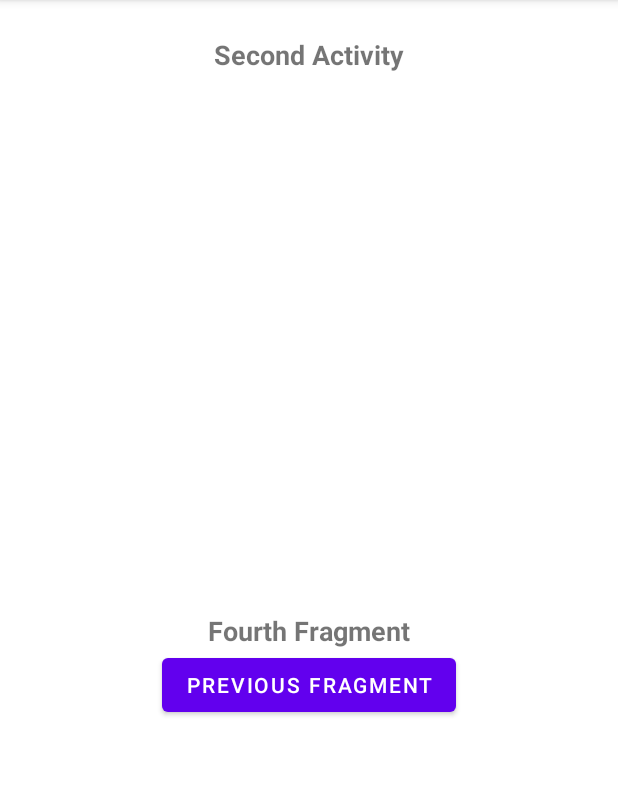
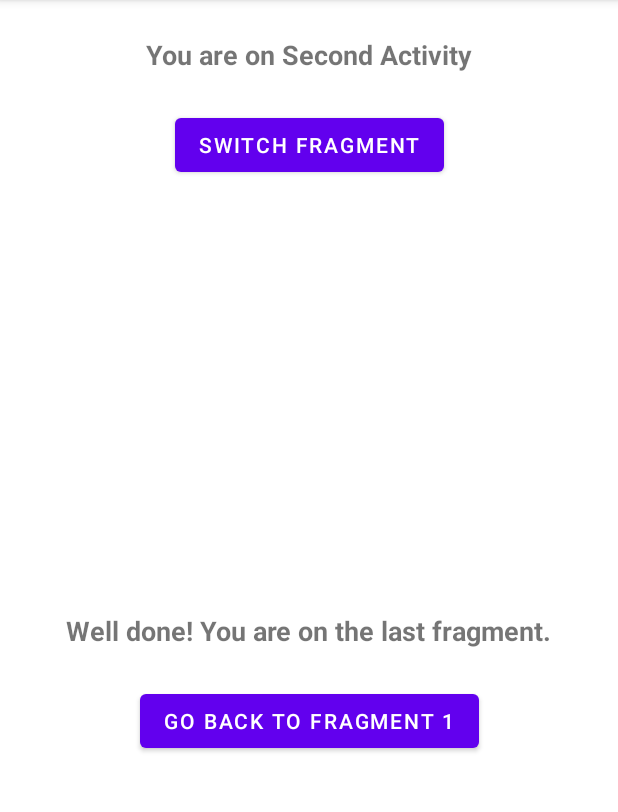
Before and after one commit to ZheniKoleva/Android-App-Navigation-and-Lifecycle, an Android app: the FourthFragment screen opened through its navigation route, on a phone screen of 412 x 824 dp, the part 84-896 px from its top. Run offline under Robolectric (Android 15) with nearby library versions, the phone set to English and light mode, and no system bars.

Commit message:
bonus task added

```diff
--- a/app/src/main/java/com/example/navigationandlifecycle/FirstFragment.kt
+++ b/app/src/main/java/com/example/navigationandlifecycle/FirstFragment.kt
@@ -5,12 +5,14 @@ import android.view.LayoutInflater
 import android.view.View
 import android.view.ViewGroup
 import androidx.fragment.app.Fragment
+import androidx.navigation.NavDirections
 import androidx.navigation.fragment.findNavController
 import com.example.navigationandlifecycle.databinding.FragmentFirstBinding
 
 class FirstFragment : Fragment() {
+    lateinit var binding: FragmentFirstBinding
 
-    lateinit var binding: FragmentFirstBinding
+    lateinit var action: NavDirections
 
     override fun onCreateView(
         inflater: LayoutInflater, container: ViewGroup?,
@@ -18,9 +20,13 @@ class FirstFragment : Fragment() {
     ): View {
         binding = FragmentFirstBinding.inflate(inflater, container, false)
 
-        val action = FirstFragmentDirections.actionFirstFragmentToSecondFragment()
+        action = FirstFragmentDirections.actionFirstFragmentToSecondFragment()
 
         binding.button.setOnClickListener {
+            findNavController().navigate(action)
+        }
+
+        (activity as SecondActivity).mainButton.setOnClickListener {
             findNavController().navigate(action)
         }
 
--- a/app/src/main/java/com/example/navigationandlifecycle/FourthFragment.kt
+++ b/app/src/main/java/com/example/navigationandlifecycle/FourthFragment.kt
@@ -5,6 +5,7 @@ import androidx.fragment.app.Fragment
 import android.view.LayoutInflater
 import android.view.View
 import android.view.ViewGroup
+import androidx.navigation.NavDirections
 import androidx.navigation.fragment.findNavController
 import com.example.navigationandlifecycle.databinding.FragmentFourthBinding
 
@@ -12,18 +13,25 @@ class FourthFragment : Fragment() {
 
     lateinit var binding: FragmentFourthBinding
 
+    lateinit var action: NavDirections
+
     override fun onCreateView(
         inflater: LayoutInflater, container: ViewGroup?,
         savedInstanceState: Bundle?
     ): View {
         binding = FragmentFourthBinding.inflate(inflater, container, false)
 
-        val action = FourthFragmentDirections.actionFourthFragmentToFirstFragment()
+        action = FourthFragmentDirections.actionFourthFragmentToFirstFragment()
 
         binding.button.setOnClickListener {
 
             findNavController().navigate(action)
         }
+
+        (activity as SecondActivity).mainButton.setOnClickListener {
+            findNavController().navigate(action)
+        }
+
         return binding.root
     }
 }
--- a/app/src/main/java/com/example/navigationandlifecycle/SecondActivity.kt
+++ b/app/src/main/java/com/example/navigationandlifecycle/SecondActivity.kt
@@ -1,19 +1,44 @@
 package com.example.navigationandlifecycle
 
 import android.os.Bundle
+import android.widget.Button
 import androidx.appcompat.app.AppCompatActivity
+import androidx.navigation.fragment.NavHostFragment
 import com.example.navigationandlifecycle.databinding.ActivitySecondBinding
 
 class SecondActivity : AppCompatActivity() {
     private lateinit var binding: ActivitySecondBinding
+
+    lateinit var mainButton: Button
 
     override fun onCreate(savedInstanceState: Bundle?) {
         super.onCreate(savedInstanceState)
 
         binding = ActivitySecondBinding.inflate(layoutInflater)
 
-        binding.secondActivityTextView.text =
-            intent.extras?.getString("title") ?: binding.secondActivityTextView.text
+        binding.textView.text =
+            intent.extras?.getString("title") ?: binding.textView.text
+
+        mainButton = binding.mainButton
+
+       /* binding.mainButton.setOnClickListener {
+             val rf = supportFragmentManager.
+             val fr = rf as NavHostFragment
+             val directions = fr.navController.findDestination(R.id.nav_graph)
+
+           // fr.findNavController().navigate(directions)
+            fr.apply {
+                var directions = fr.context.run {
+                    //findNavController().navigate()
+                }
+            }
+
+            println(fr)
+            val fragmentManager = supportFragmentManager
+            val fragmentTransaction = fragmentManager.beginTransaction()
+            //fragmentTransaction.replace(R.id.nav_host_fragment,  )
+            fragmentTransaction.commit()
+        } */
 
         setContentView(binding.root)
     }
--- a/app/src/main/res/layout/activity_first.xml
+++ b/app/src/main/res/layout/activity_first.xml
@@ -10,7 +10,7 @@
         android:id="@+id/first_activity_text_view"
         android:layout_width="wrap_content"
         android:layout_height="wrap_content"
-        android:text="First Activity"
+        android:text="@string/first_activity_tv"
         android:textSize="18sp"
         android:textStyle="bold"
         app:layout_constraintBottom_toBottomOf="parent"
@@ -22,7 +22,7 @@
         android:id="@+id/first_activity_button"
         android:layout_width="wrap_content"
         android:layout_height="wrap_content"
-        android:text="Next Activity"
+        android:text="@string/next_activity_btn"
         app:layout_constraintBottom_toBottomOf="parent"
         app:layout_constraintEnd_toEndOf="parent"
         app:layout_constraintStart_toStartOf="parent"
--- a/app/src/main/res/layout/activity_second.xml
+++ b/app/src/main/res/layout/activity_second.xml
@@ -4,29 +4,39 @@
     android:layout_width="match_parent"
     android:layout_height="match_parent">
 
-    <androidx.fragment.app.FragmentContainerView
-        android:id="@+id/nav_host_fragment"
-        android:name="androidx.navigation.fragment.NavHostFragment"
-        android:layout_width="match_parent"
-        android:layout_height="wrap_content"
-        app:defaultNavHost="true"
-        android:layout_marginTop="24dp"
-        app:layout_constraintBottom_toBottomOf="parent"
-        app:layout_constraintEnd_toEndOf="parent"
-        app:layout_constraintStart_toStartOf="parent"
-        app:layout_constraintTop_toBottomOf="@+id/second_activity_text_view"
-        app:navGraph="@navigation/nav_graph" />
-
     <TextView
-        android:id="@+id/second_activity_text_view"
+        android:id="@+id/text_view"
         android:layout_width="wrap_content"
         android:layout_height="wrap_content"
         android:layout_marginTop="24dp"
-        android:text="Second Activity"
+        android:text="@string/second_activity_tv"
         android:textSize="18sp"
         android:textStyle="bold"
         app:layout_constraintEnd_toEndOf="parent"
         app:layout_constraintStart_toStartOf="parent"
         app:layout_constraintTop_toTopOf="parent" />
 
+    <Button
+        android:id="@+id/main_button"
+        android:layout_width="wrap_content"
+        android:layout_height="wrap_content"
+        android:text="@string/switch_fragment_btn"
+        android:layout_marginTop="24dp"
+        app:layout_constraintEnd_toEndOf="parent"
+        app:layout_constraintStart_toStartOf="parent"
+        app:layout_constraintTop_toBottomOf="@+id/text_view" />
+
+    <androidx.fragment.app.FragmentContainerView
+        android:id="@+id/nav_host_fragment"
+        android:name="androidx.navigation.fragment.NavHostFragment"
+        android:layout_width="match_parent"
+        android:layout_height="wrap_content"
+        android:layout_marginTop="24dp"
+        app:defaultNavHost="true"
+        app:layout_constraintBottom_toBottomOf="parent"
+        app:layout_constraintEnd_toEndOf="parent"
+        app:layout_constraintStart_toStartOf="parent"
+        app:layout_constraintTop_toBottomOf="@+id/text_view"
+        app:navGraph="@navigation/nav_graph" />
+
 </androidx.constraintlayout.widget.ConstraintLayout>
--- a/app/src/main/res/layout/fragment_first.xml
+++ b/app/src/main/res/layout/fragment_first.xml
@@ -10,7 +10,7 @@
         android:id="@+id/text_view"
         android:layout_width="wrap_content"
         android:layout_height="wrap_content"
-        android:text="First Fragment"
+        android:text="@string/first_fragment_tv"
         android:textSize="18sp"
         android:textStyle="bold"
         app:layout_constraintBottom_toBottomOf="parent"
@@ -22,7 +22,8 @@
         android:id="@+id/button"
         android:layout_width="wrap_content"
         android:layout_height="wrap_content"
-        android:text="Next Fragment"
+        android:text="@string/fragment_one_btn"
+        android:layout_marginTop="24dp"
         app:layout_constraintBottom_toBottomOf="parent"
         app:layout_constraintEnd_toEndOf="parent"
         app:layout_constraintStart_toStartOf="parent"
--- a/app/src/main/res/layout/fragment_fourth.xml
+++ b/app/src/main/res/layout/fragment_fourth.xml
@@ -10,7 +10,7 @@
         android:id="@+id/text_view"
         android:layout_width="wrap_content"
         android:layout_height="wrap_content"
-        android:text="Fourth Fragment"
+        android:text="@string/fourth_fragment_tv"
         android:textSize="18sp"
         android:textStyle="bold"
         app:layout_constraintBottom_toBottomOf="parent"
@@ -22,7 +22,8 @@
         android:id="@+id/button"
         android:layout_width="wrap_content"
         android:layout_height="wrap_content"
-        android:text="Previous Fragment"
+        android:text="@string/fourth_fragment_btn"
+        android:layout_marginTop="24dp"
         app:layout_constraintBottom_toBottomOf="parent"
         app:layout_constraintEnd_toEndOf="parent"
         app:layout_constraintStart_toStartOf="parent"
--- a/app/src/main/res/layout/fragment_second.xml
+++ b/app/src/main/res/layout/fragment_second.xml
@@ -10,7 +10,7 @@
         android:id="@+id/text_view"
         android:layout_width="wrap_content"
         android:layout_height="wrap_content"
-        android:text="Second Fragment"
+        android:text="@string/second_fragment_tv"
         android:textSize="18sp"
         android:textStyle="bold"
         app:layout_constraintBottom_toBottomOf="parent"
@@ -22,7 +22,8 @@
         android:id="@+id/button"
         android:layout_width="wrap_content"
         android:layout_height="wrap_content"
-        android:text="Next Fragment"
+        android:text="@string/second_fragment_btn"
+        android:layout_marginTop="24dp"
         app:layout_constraintBottom_toBottomOf="parent"
         app:layout_constraintEnd_toEndOf="parent"
         app:layout_constraintStart_toStartOf="parent"
--- a/app/src/main/res/layout/fragment_third.xml
+++ b/app/src/main/res/layout/fragment_third.xml
@@ -10,7 +10,7 @@
         android:id="@+id/text_view"
         android:layout_width="wrap_content"
         android:layout_height="wrap_content"
-        android:text="Third Fragment"
+        android:text="@string/third_fragment_tv"
         android:textSize="18sp"
         android:textStyle="bold"
         app:layout_constraintBottom_toBottomOf="parent"
@@ -22,7 +22,8 @@
         android:id="@+id/button"
         android:layout_width="wrap_content"
         android:layout_height="wrap_content"
-        android:text="Next Fragment"
+        android:text="@string/third_fragment_btn"
+        android:layout_marginTop="24dp"
         app:layout_constraintBottom_toBottomOf="parent"
         app:layout_constraintEnd_toEndOf="parent"
         app:layout_constraintStart_toStartOf="parent"
--- a/app/src/main/res/values/strings.xml
+++ b/app/src/main/res/values/strings.xml
@@ -2,4 +2,21 @@
     <string name="app_name">NavigationAndLifecycle</string>
     <!-- TODO: Remove or change this placeholder text -->
     <string name="hello_blank_fragment">Hello blank fragment</string>
+    <string name="first_activity_tv">Welcome to First Activity</string>
+    <string name="next_activity_btn">go to next activity</string>
+
+    <string name="second_activity_tv">You are on Second Activity</string>
+    <string name="switch_fragment_btn">switch fragment</string>
+
+    <string name="first_fragment_tv">Hello from first fragment!</string>
+    <string name="fragment_one_btn">switch to fragment 2</string>
+
+    <string name="second_fragment_tv">Wow! You are on fragment two now.</string>
+    <string name="second_fragment_btn">switch to fragment 3</string>
+
+    <string name="third_fragment_tv">Congrats! You are on fragment three.</string>
+    <string name="third_fragment_btn">switch to fragment 4</string>
+
+    <string name="fourth_fragment_tv">Well done! You are on the last fragment.</string>
+    <string name="fourth_fragment_btn">go back to fragment 1</string>
 </resources>
```
Also changed, not shown: app/src/main/java/com/example/navigationandlifecycle/SecondFragment.kt (+8 -2 lines), app/src/main/java/com/example/navigationandlifecycle/ThirdFragment.kt (+8 -2 lines).
